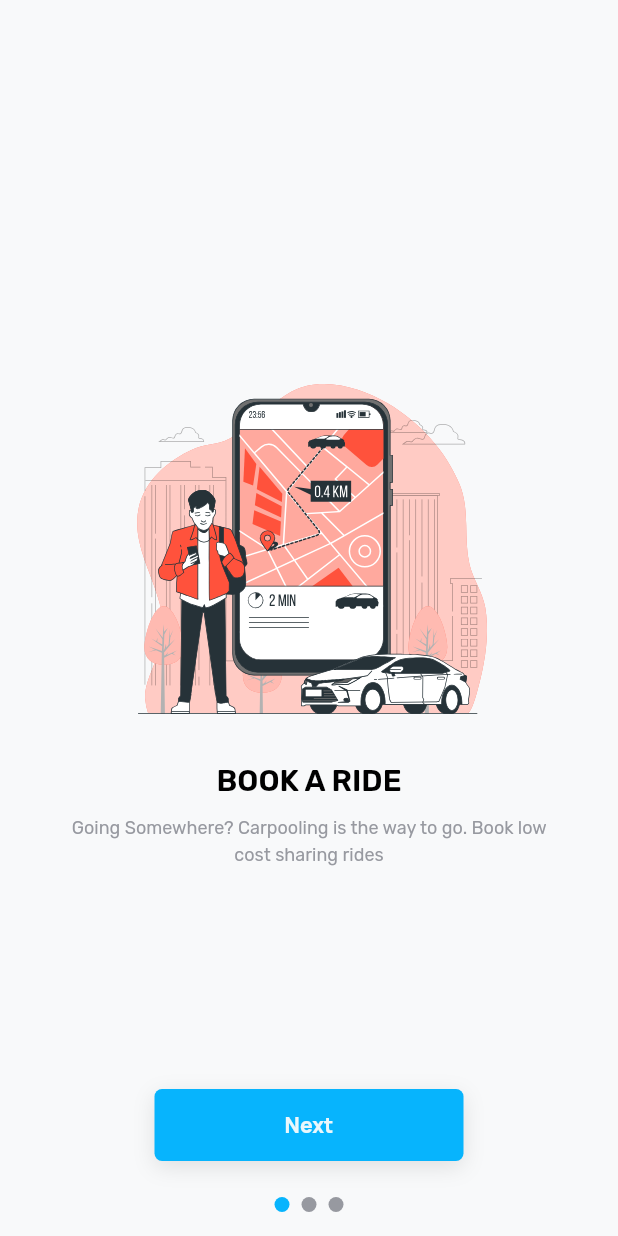
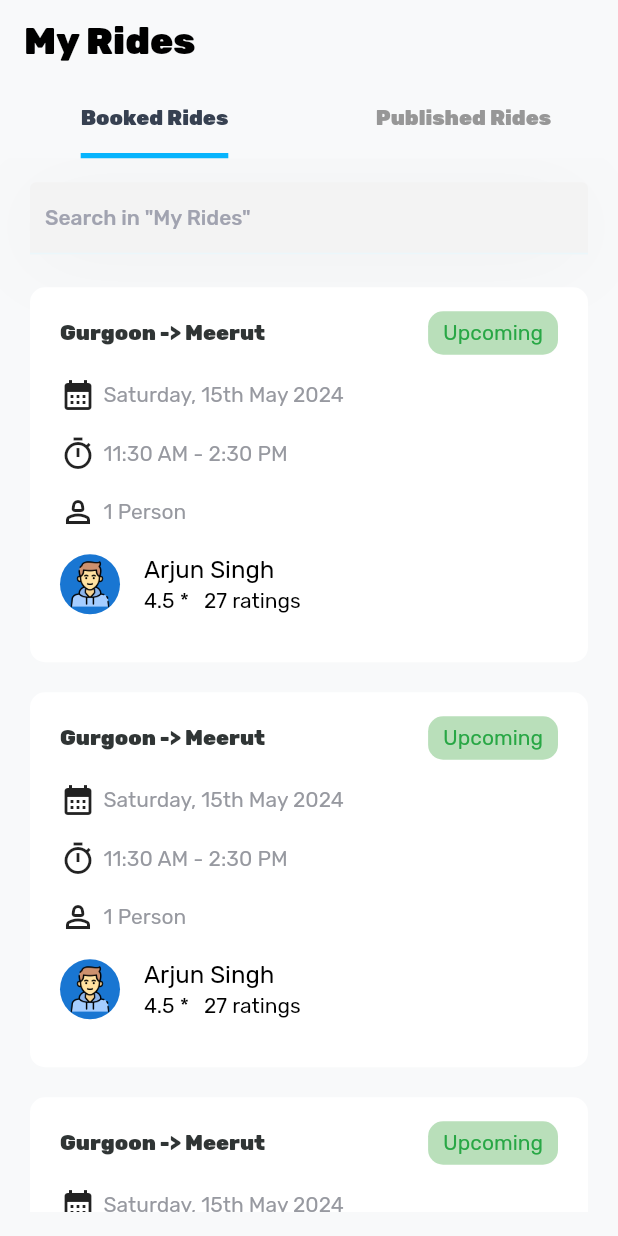
Before and after one commit to jawadnasar/route_partners, a Flutter app: the screen it shows after launch, on a phone screen of 412 x 824 dp. Run offline on Flutter 3.47's test engine with Material 3 defaults, Android fonts, the phone set to English and light mode, and no system bars; drawn by our look-alikes of smooth_page_indicator; our stand-ins replace cached_network_image, cloud_firestore, connectivity_plus, country_code_picker, dropdown_button2, firebase_auth and 17 more; missing offline and left inert: casa_vertical_stepper, custom_map_markers, flutter_polyline_points; accounts and stored records are empty; project files that could hold a hidden picture were left out.

Commit message:
My rides and published rides are added

```diff
--- a/lib/main.dart
+++ b/lib/main.dart
@@ -1,6 +1,7 @@
 import 'package:flutter/material.dart';
 import 'package:get/get.dart';
 import 'package:route_partners/core/utils/themes.dart';
+import 'package:route_partners/screens/my_rides/my_rides.dart';
 import 'package:route_partners/screens/splash.dart';
 
 void main() {
@@ -16,7 +17,7 @@ class MyApp extends StatelessWidget {
     return GetMaterialApp(
       title: 'Flutter Demo',
       theme: lightTheme,
-      home:  const SplashScreen(),
+      home:  const MyRides(),
     );
   }
 }
--- a/lib/screens/authentication_screens/verification_screen.dart
+++ b/lib/screens/authentication_screens/verification_screen.dart
@@ -13,8 +13,7 @@ class VerificationScreen extends StatelessWidget {
   @override
   Widget build(BuildContext context) {
     return Scaffold(
-            resizeToAvoidBottomInset: false,
-
+      resizeToAvoidBottomInset: false,
       appBar: simpleAppBar(
         title: 'VERIFY YOUR NUMBER',
       ),
--- /dev/null
+++ b/lib/screens/my_rides/my_rides.dart
@@ -0,0 +1,309 @@
+import 'package:flutter/material.dart';
+import 'package:get/get.dart';
+import 'package:route_partners/core/constants/app_colors.dart';
+import 'package:route_partners/core/constants/app_images.dart';
+import 'package:route_partners/core/constants/app_sizes.dart';
+import 'package:route_partners/screens/widget/my_text_widget.dart';
+import 'package:route_partners/screens/widget/my_textfield_widget.dart';
+import 'package:route_partners/screens/widget/simple_app_bar_widget.dart';
+
+class MyRides extends StatelessWidget {
+  const MyRides({super.key});
+
+  @override
+  Widget build(BuildContext context) {
+    return DefaultTabController(
+      length: 2, // Number of tabs
+      child: Scaffold(
+        appBar: AppBar(
+          title: MyText(
+            text: 'My Rides',
+            size: 25,
+            color: kBlackColor,
+            weight: FontWeight.w900,
+          ),
+          bottom: const TabBar(
+            unselectedLabelColor: kGreyColor8,
+            indicatorWeight: 3.5,
+            indicatorSize: TabBarIndicatorSize.label,
+            dividerColor: kGreyColor4,
+            labelStyle:
+                TextStyle(color: kGreyColor7, fontWeight: FontWeight.w900),
+            indicatorColor: kPrimaryColor,
+            tabs: [
+              Tab(
+                text: 'Booked Rides',
+              ),
+              Tab(text: 'Published Rides'),
+            ],
+          ),
+        ),
+        body: Padding(
+          padding: AppSizes.DEFAULT,
+          child: Column(
+            children: [
+              MyTextField(
+                radius: 10,
+                underLineBorderColor: kWhiteColor2,
+                filled: true,
+                contentPadding:
+                    const EdgeInsets.symmetric(horizontal: 10, vertical: 5),
+                fillColor: kGreyColor9,
+                hintText: 'Search in "My Rides"',
+              ),
+              Expanded(
+                child: TabBarView(
+                  children: [
+                    ListView.builder(
+                      physics: const AlwaysScrollableScrollPhysics(),
+                      itemCount: 4,
+                      shrinkWrap: true,
+                      itemBuilder: (context, index) {
+                        return const RideWidget();
+                      },
+                    ),
+
+                    ListView.builder(
+                      physics: const AlwaysScrollableScrollPhysics(),
+                      itemCount: 4,
+                      shrinkWrap: true,
+                      itemBuilder: (context, index) {
+                        return const PublishedRides();
+                      },
+                    ),
+                    // Booked Rides tab content
+
+                    // Published Rides tab content
+                  ],
+                ),
+              ),
+            ],
+          ),
+        ),
+      ),
+    );
+  }
+}
+
+class RideWidget extends StatelessWidget {
+  const RideWidget({
+    super.key,
+  });
+
+  @override
+  Widget build(BuildContext context) {
+    return Container(
+      margin: const EdgeInsets.symmetric(vertical: 10),
+      decoration: BoxDecoration(
+          color: Colors.white, borderRadius: BorderRadius.circular(10)),
+      padding: AppSizes.DEFAULT,
+      child: Column(
+        mainAxisSize: MainAxisSize.min,
+        children: [
+          Row(
+            children: [
+              MyText(
+                text: 'Gurgoon -> Meerut',
+                color: kDarkGreyColor,
+                weight: FontWeight.w900,
+              ),
+              const Spacer(),
+              Container(
+                decoration: BoxDecoration(
+                    borderRadius: BorderRadius.circular(10),
+                    color: const Color.fromARGB(255, 185, 223, 186)),
+                padding:
+                    const EdgeInsets.symmetric(vertical: 6, horizontal: 10),
+                child: MyText(
+                  text: 'Upcoming',
+                  color: kSecondaryColor,
+                ),
+              ),
+            ],
+          ),
+          const SizedBox(
+            height: 15,
+          ),
+          Row(
+            children: [
+              const Icon(Icons.calendar_month),
+              const SizedBox(
+                width: 5,
+              ),
+              MyText(
+                text: 'Saturday, 15th May 2024',
+                color: kGreyColor3,
+              )
+            ],
+          ),
+          const SizedBox(
+            height: 15,
+          ),
+          Row(
+            children: [
+              const Icon(Icons.timer_sharp),
+              const SizedBox(
+                width: 5,
+              ),
+              MyText(
+                text: '11:30 AM - 2:30 PM',
+                color: kGreyColor3,
+              )
+            ],
+          ),
+          const SizedBox(
+            height: 15,
+          ),
+          Row(
+            children: [
+              const Icon(Icons.person_2_outlined),
+              const SizedBox(
+                width: 5,
+              ),
+              MyText(
+                text: '1 Person',
+                color: kGreyColor3,
+              )
+            ],
+          ),
+          const SizedBox(),
+          ListTile(
+            contentPadding: EdgeInsets.zero,
+            leading: CircleAvatar(
+              radius: 20,
+              child: Image.asset(
+                Assets.boyIcon,
+                width: Get.height * 0.04,
+                height: Get.height * 0.08,
+                fit: BoxFit.contain,
+              ),
+            ),
+            title: MyText(
+              text: 'Arjun Singh',
+              color: kBlackColor,
+            ),
+            subtitle: Row(
+              mainAxisSize: MainAxisSize.min,
+              children: [
+                MyText(
+                  text: '4.5 *',
+                  color: kBlackColor,
+                ),
+                const SizedBox(
+                  width: 10,
+                ),
+                MyText(
+                  text: '27 ratings',
+                  color: kBlackColor,
+                ),
+              ],
+            ),
+          ),
+        ],
+      ),
+    );
+  }
+}
+
+class PublishedRides extends StatelessWidget {
+  const PublishedRides({
+    super.key,
+  });
+
+  @override
+  Widget build(BuildContext context) {
+    return Container(
+      margin: const EdgeInsets.symmetric(vertical: 10),
+      decoration: BoxDecoration(
+          color: Colors.white, borderRadius: BorderRadius.circular(10)),
+      padding: AppSizes.DEFAULT,
+      child: Column(
+        crossAxisAlignment: CrossAxisAlignment.start,
+        mainAxisSize: MainAxisSize.min,
+        children: [
+          Row(
+            children: [
+              MyText(
+                text: 'Gurgoon -> Meerut',
+                color: kDarkGreyColor,
+                weight: FontWeight.w900,
+              ),
+              const Spacer(),
+            ],
+          ),
+          const SizedBox(
+            height: 5,
+          ),
+          MyText(
+            text: '160 per seat',
+            color: kDarkGreyColor,
+            weight: FontWeight.w900,
+          ),
+          const SizedBox(
+            height: 5,
+          ),
+          Row(
+            children: [
+              const Icon(Icons.calendar_month),
+              const SizedBox(
+                width: 5,
+              ),
+              MyText(
+                text: 'Saturday, 15th May 2024',
+                color: kGreyColor3,
+              )
+            ],
+          ),
+          const SizedBox(
+            height: 15,
+          ),
+          Row(
+            children: [
+              const Icon(Icons.timer_sharp),
+              const SizedBox(
+                width: 5,
+              ),
+              MyText(
+                text: '11:30 AM - 2:30 PM',
+                color: kGreyColor3,
+              )
+            ],
+          ),
+          const SizedBox(
+            height: 15,
+          ),
+          Row(
+            children: [
+              const Icon(Icons.person_2_outlined),
+              const SizedBox(
+                width: 5,
+              ),
+              MyText(
+                text: '2 Seats Booked',
+                color: kGreyColor3,
+              )
+            ],
+          ),
+          const Divider(),
+          Row(
+            children: [
+              SizedBox(
+                width: Get.width * 0.5,
+                child: MyText(
+                  text: 'Published on 19th May 2021 : 02:45',
+                  color: kGreyColor3,
+                ),
+              ),
+              const Spacer(),
+              const Icon(Icons.remove_red_eye_outlined),
+              MyText(
+                text: '32 Views',
+                color: kGreyColor3,
+              ),
+            ],
+          )
+        ],
+      ),
+    );
+  }
+}
```
